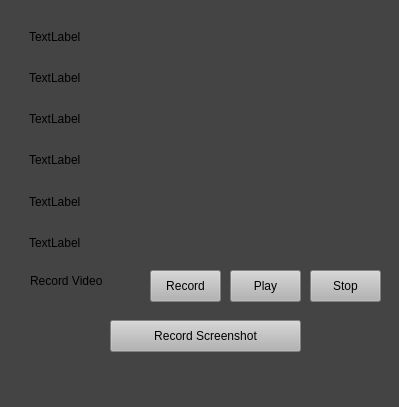
First picture: the form in src/ui/AvertMini/floating.ui, repository komodo6/AVERT, before the edit.
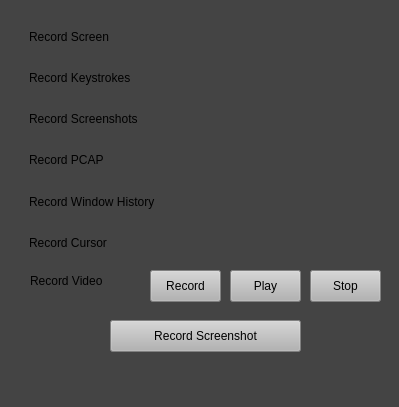
Second picture: the form after the edit.

Commit message: Mini AVERT has reflected names, still only used keystrokes and cursor nothing else

```diff
--- a/src/ui/AvertMini/floating.ui
+++ b/src/ui/AvertMini/floating.ui
@@ -121,42 +121,42 @@
     <item row="0" column="0">
      <widget class="QLabel" name="label_2">
       <property name="text">
-       <string>TextLabel</string>
+       <string>Record Screen</string>
       </property>
      </widget>
     </item>
     <item row="2" column="0">
      <widget class="QLabel" name="label_4">
       <property name="text">
-       <string>TextLabel</string>
+       <string>Record Screenshots</string>
       </property>
      </widget>
     </item>
     <item row="1" column="0">
      <widget class="QLabel" name="label_3">
       <property name="text">
-       <string>TextLabel</string>
+       <string>Record Keystrokes</string>
       </property>
      </widget>
     </item>
     <item row="4" column="0">
      <widget class="QLabel" name="label_5">
       <property name="text">
-       <string>TextLabel</string>
+       <string>Record Window History</string>
       </property>
      </widget>
     </item>
     <item row="3" column="0">
      <widget class="QLabel" name="label_6">
       <property name="text">
-       <string>TextLabel</string>
+       <string>Record PCAP</string>
       </property>
      </widget>
     </item>
     <item row="5" column="0">
      <widget class="QLabel" name="label_7">
       <property name="text">
-       <string>TextLabel</string>
+       <string>Record Cursor</string>
       </property>
      </widget>
     </item>
```
